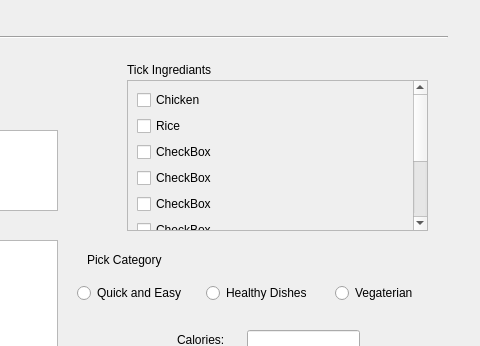
Before: the Qt Designer form CS4076Project/addrecipewindow.ui in CaoimheCahill/CS4076Project, drawn with Qt 5; both pictures show x 493 to 973 and y 0 to 346 of the 973 by 582 pixel window.
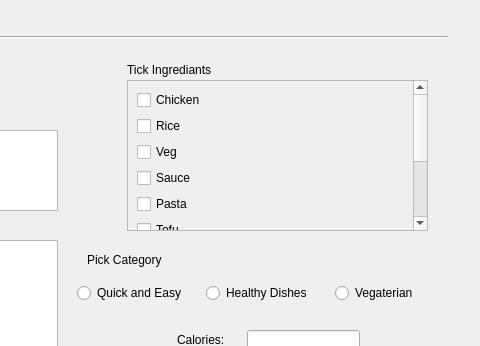
After: the same form once the commit is applied.

Diff of the .ui file:
```diff
--- a/CS4076Project/addrecipewindow.ui
+++ b/CS4076Project/addrecipewindow.ui
@@ -62,28 +62,28 @@
      <item>
       <widget class="QCheckBox" name="checkBox_3">
        <property name="text">
-        <string>CheckBox</string>
+        <string>Veg</string>
        </property>
       </widget>
      </item>
      <item>
       <widget class="QCheckBox" name="checkBox_4">
        <property name="text">
-        <string>CheckBox</string>
+        <string>Sauce</string>
        </property>
       </widget>
      </item>
      <item>
       <widget class="QCheckBox" name="checkBox_5">
        <property name="text">
-        <string>CheckBox</string>
+        <string>Pasta</string>
        </property>
       </widget>
      </item>
      <item>
       <widget class="QCheckBox" name="checkBox_6">
        <property name="text">
-        <string>CheckBox</string>
+        <string>Tofu</string>
        </property>
       </widget>
      </item>
```
Left out of the diff: 8 changed lines with no effect on the pictures.
